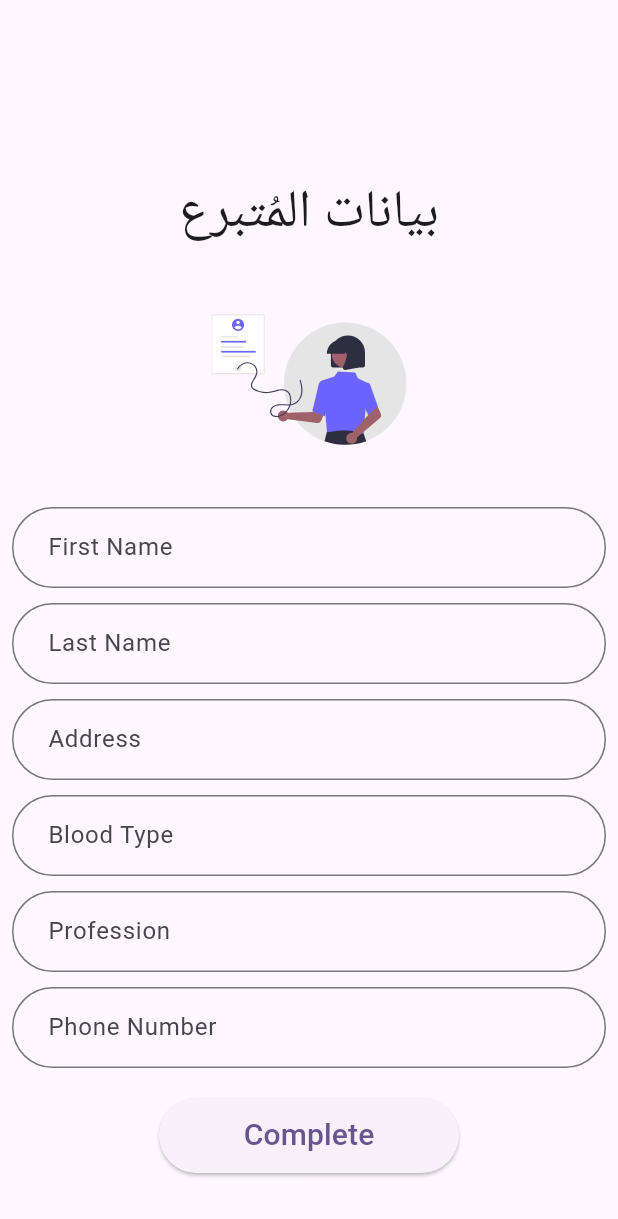
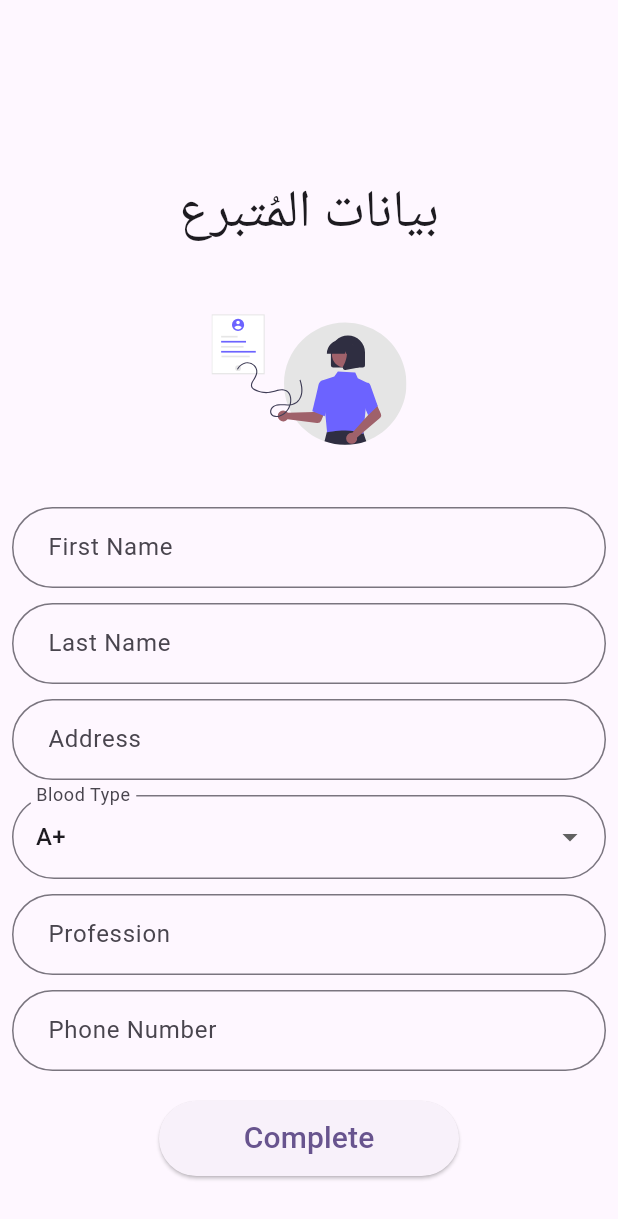
Before and after one commit to omer358/blood-donor-app, a Flutter app: the CompleteSignup screen opened directly, on a phone screen of 412 x 824 dp. Shown: the top 1219 px of the screen. Run offline on Flutter 3.47's test engine with Material 3 defaults, Android fonts, the phone set to English and light mode, and no system bars; our stand-ins replace cloud_firestore, firebase_auth, firebase_core, flutter_local_notifications, flutter_svg, get and 2 more; accounts and stored records are empty.

Commit message:
change blood type to a list of choices

```diff
--- a/lib/controllers/signup_controller.dart
+++ b/lib/controllers/signup_controller.dart
@@ -2,13 +2,14 @@ import 'package:blood_donor/models/donor_model.dart';
 import 'package:blood_donor/presentation/screens/home.dart';
 import 'package:get/get.dart';
 
+import '../models/blood_type.dart';
 import '../service/auth_service.dart';
 
 class SignupController extends GetxController {
   var firstName = ''.obs;
   var lastName = ''.obs;
   var address = ''.obs;
-  var bloodType = ''.obs;
+  var selectedBloodType = BloodType.aPositive.obs; // Default selection
   var profession = ''.obs;
   var phoneNumber = ''.obs;
 
@@ -21,7 +22,7 @@ class SignupController extends GetxController {
         firstName: firstName.value,
         lastName: lastName.value,
         address: address.value,
-        bloodType: bloodType.value,
+        bloodType: selectedBloodType.value.displayName,
         profession: profession.value,
         phoneNumber: phoneNumber.value,
       );
--- a/lib/presentation/screens/completeSignUp.dart
+++ b/lib/presentation/screens/completeSignUp.dart
@@ -3,6 +3,7 @@ import 'package:flutter_svg/svg.dart';
 import 'package:get/get.dart';
 
 import '../../controllers/signup_controller.dart';
+import '../../models/blood_type.dart';
 
 class CompleteSignup extends StatelessWidget {
   const CompleteSignup({super.key});
@@ -30,7 +31,7 @@ class CompleteSignup extends StatelessWidget {
                 const SizedBox(height: 10),
                 _buildTextField('Address', controller.address),
                 const SizedBox(height: 10),
-                _buildTextField('Blood Type', controller.bloodType),
+                _buildBloodTypeDropdown(controller),
                 const SizedBox(height: 10),
                 _buildTextField('Profession', controller.profession),
                 const SizedBox(height: 10),
@@ -92,4 +93,29 @@ class CompleteSignup extends StatelessWidget {
       ),
     );
   }
+
+  // Modified to include a dropdown for Blood Type selection
+  Widget _buildBloodTypeDropdown(SignupController controller) {
+    return Obx(() {
+      return DropdownButtonFormField<BloodType>(
+        value: controller.selectedBloodType.value,
+        items: BloodType.values.map((bloodType) {
+          return DropdownMenuItem<BloodType>(
+            value: bloodType,
+            child: Text(bloodType.displayName),
+          );
+        }).toList(),
+        onChanged: (BloodType? newValue) {
+          controller.selectedBloodType.value = newValue!;
+        },
+        decoration: InputDecoration(
+          labelText: 'Blood Type',
+          border: OutlineInputBorder(
+            borderRadius: BorderRadius.circular(30.0),
+          ),
+        ),
+      );
+    });
+  }
+
 }
```
